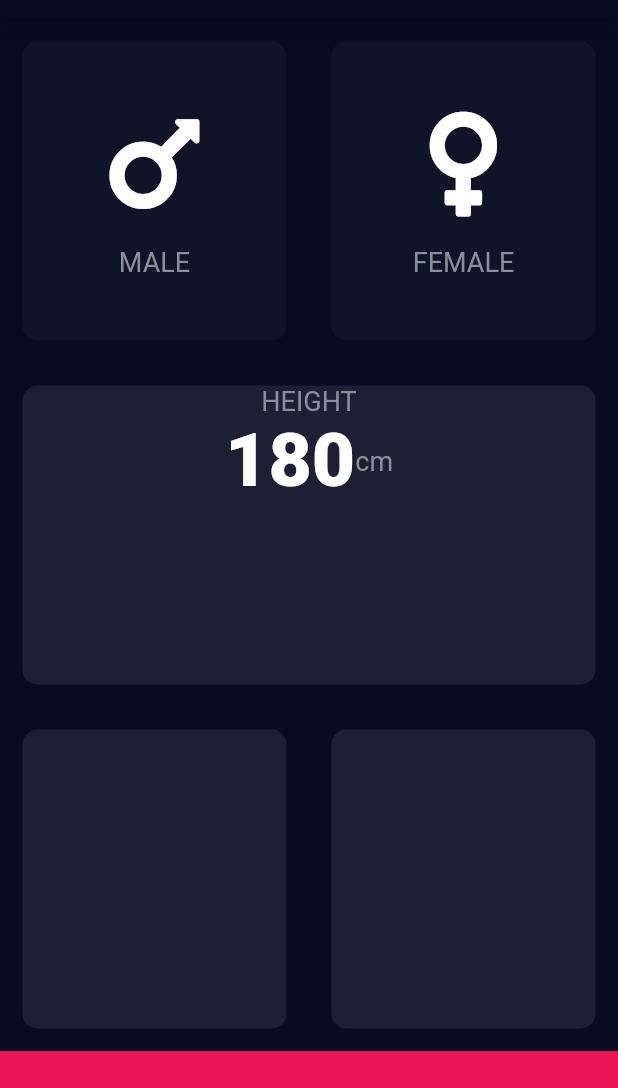
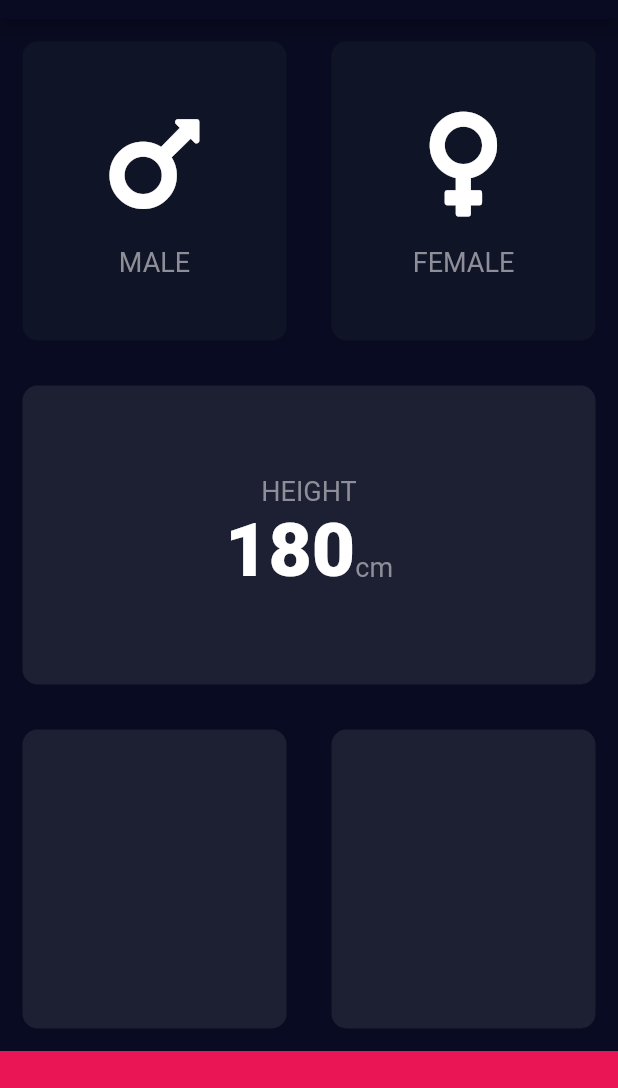
Before and after one commit to beingRD/BMI-Calculator, a Flutter app: the screen it shows after launch, on a phone screen of 412 x 824 dp, the part 65-1153 px from its top. Run offline on Flutter 3.47's test engine with Material 2 defaults, Android fonts, the phone set to English and light mode, and no system bars; our stand-ins replace font_awesome_flutter.

Commit message:
mod/code

```diff
--- a/lib/input_page.dart
+++ b/lib/input_page.dart
@@ -71,21 +71,24 @@ class _InputPageState extends State<InputPage> {
             child: ReusableCard(
               colour: Style.activeCardColor,
               childCard: Column(
-                children: <Widget>[
+                mainAxisAlignment: MainAxisAlignment.center,
+                children: [
                   Text(
                     'HEIGHT',
                     style: Style.textDefault,
                   ),
                   Row(
                     mainAxisAlignment: MainAxisAlignment.center,
-                    children: <Widget>[
+                    crossAxisAlignment: CrossAxisAlignment.baseline,
+                    textBaseline: TextBaseline.alphabetic,
+                    children: [
                       Text(
                         '180',
                         style: Style.textLarge,
                       ),
                       Text(
                         'cm',
-                        style: Style.textDefault,
+                        style: Style.textBase,
                       ),
                     ],
                   ),
--- a/lib/style.dart
+++ b/lib/style.dart
@@ -30,6 +30,12 @@ class Style {
 
   );
 
+  static final textBase = TextStyle(
+    fontSize: _defaultFontSize,
+    color: _textDefaultColor,
+    textBaseline: TextBaseline.ideographic,
+  );
+
   static final textLarge = TextStyle(
     fontSize: _largeFontSize,
     color: _textLargeColor,
```
